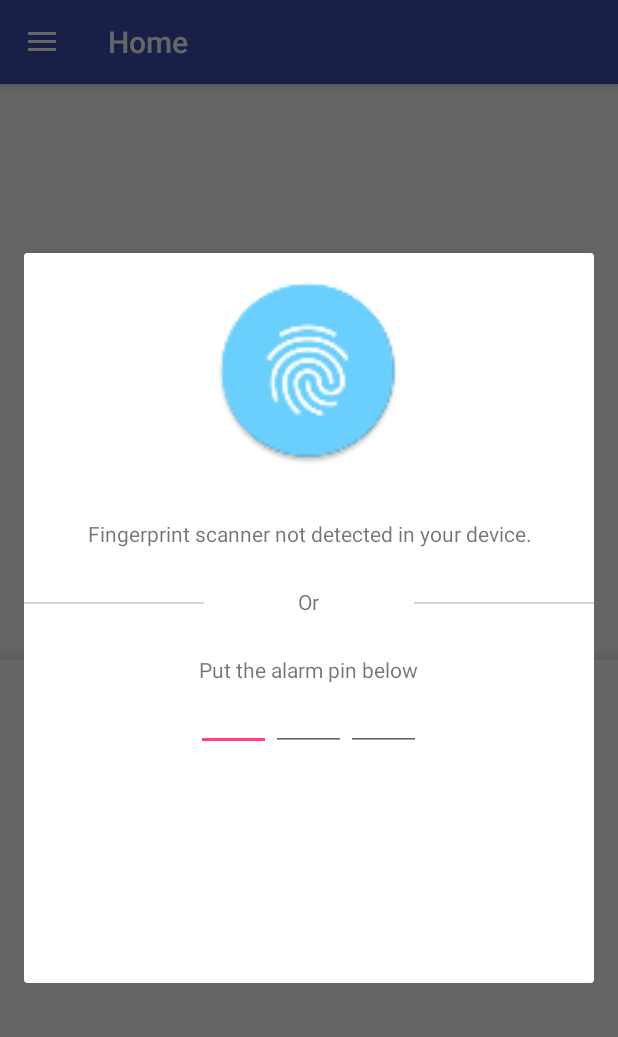
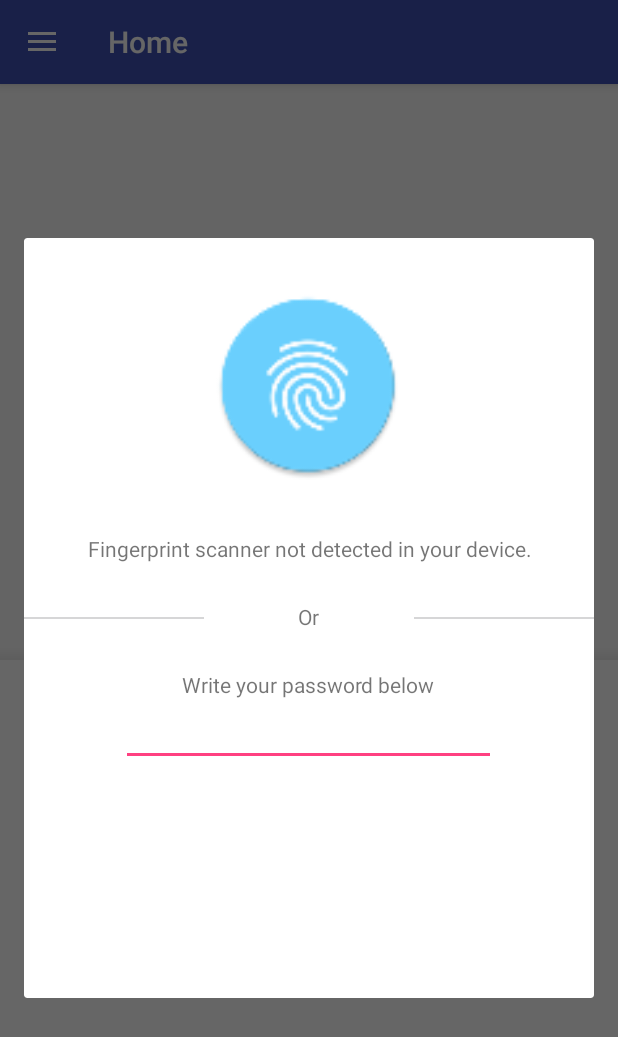
Before and after one commit to danielfct/SCMU-EPRA, an Android app: the screen it shows after launch (MainActivity), after a tap on "ALARM OFF", on a phone screen of 412 x 824 dp. Shown: the top 1037 px of the screen. Run offline under Robolectric (Android 15) with nearby library versions, the phone set to English and light mode, and no system bars; our stand-ins replace ButterKnife; libraries missing offline, so code that uses them is left out: belka.us.androidtoggleswitch; 2 statements that could not run were skipped.

Commit message:
Alarm On/Off with fingerprint or pasword - HAS BUGS (to be merged)

```diff
--- a/Android/app/src/main/java/com/example/android/scmu_epra/mn_home/HomeFragment.java
+++ b/Android/app/src/main/java/com/example/android/scmu_epra/mn_home/HomeFragment.java
@@ -1,16 +1,20 @@
 package com.example.android.scmu_epra.mn_home;
 
 import android.Manifest;
+import android.annotation.TargetApi;
 import android.app.AlertDialog;
 import android.app.KeyguardManager;
 import android.content.Context;
 import android.content.DialogInterface;
 import android.content.Intent;
+import android.content.SharedPreferences;
 import android.content.pm.PackageManager;
 import android.graphics.Rect;
 import android.hardware.fingerprint.FingerprintManager;
 import android.os.Build;
+import android.os.CancellationSignal;
 import android.os.Handler;
+import android.preference.PreferenceManager;
 import android.support.annotation.NonNull;
 import android.support.design.widget.BottomSheetBehavior;
 import android.support.design.widget.CoordinatorLayout;
@@ -49,6 +53,8 @@ import com.example.android.scmu_epra.connection.DownloadStatus;
 import com.example.android.scmu_epra.connection.GetJsonData;
 import com.example.android.scmu_epra.connection.GetSimulatorJsonData;
 import com.example.android.scmu_epra.mn_history.AlarmHistoryFragment;
+import com.example.android.scmu_epra.mn_users.UserItem;
+import com.google.gson.Gson;
 
 
 import org.json.JSONException;
@@ -67,7 +73,7 @@ public class HomeFragment extends Fragment implements GetJsonData.OnDataAvailabl
     @BindView(R.id.show_history)
     Button btnShowHistory;
     @BindView(R.id.toggleOnOff)
-    ToggleButton toggleOnOff;
+    ToggleButtonMine toggleOnOff;
     @BindView(R.id.bottom_sheet)
     LinearLayout bottomListView;
     @BindView(R.id.backgroundOfButton)
@@ -134,6 +140,15 @@ public class HomeFragment extends Fragment implements GetJsonData.OnDataAvailabl
         });
 
 
+        toggleOnOff.setOnTouchListener(new View.OnTouchListener() {
+            @Override
+            public boolean onTouch(View view, MotionEvent motionEvent) {
+                return false;
+            }
+        });
+
+
+
         toggleOnOff.setOnClickListener(new View.OnClickListener() {
             @Override
             public void onClick(View view) {
@@ -142,50 +157,13 @@ public class HomeFragment extends Fragment implements GetJsonData.OnDataAvailabl
                 AlertDialog.Builder builder = new AlertDialog.Builder(getActivity());
                 unlockView = getLayoutInflater().from(getActivity()).inflate(R.layout.activity_auth, null);
                 builder.setView(unlockView);
-                builder.show();
+                processUnlockDialog(builder.show());
 
-                setupUnlockDialog();
-                if (!toggleOnOff.isChecked()){
-                    toggleOnOff.setChecked(false);
-                }
-                else{
-                    toggleOnOff.setChecked(true);
-                }
             }
         });
 
 
 
-
-
-
-
-
-
-
-//
-//        toggleOnOff.setOnToggleSwitchChangeListener(new ToggleSwitch.OnToggleSwitchChangeListener(){
-//
-//            @Override
-//            public void onToggleSwitchChangeListener(int position, boolean isChecked) {
-//                Log.d("ontoggleswitch","toggle");
-//
-//
-//                AlertDialog.Builder builder = new AlertDialog.Builder(getActivity());
-//                View unlockView = getLayoutInflater().inflate(R.layout.activity_auth, null);
-//
-//
-//                //setupUnlockDialog();
-//
-//                if (position == 0) {
-//                    //TODO: turn alarm off
-//                }
-//                else {
-//                    //TODO: turn alarm on
-//                }
-//            }
-//        });
-//
         BottomSheetBehavior bottomSheetBehavior = BottomSheetBehavior.from(bottomListView);
 
         Rect baseRect = new Rect();
@@ -292,7 +270,7 @@ public class HomeFragment extends Fragment implements GetJsonData.OnDataAvailabl
 
 
 
-    private void setupUnlockDialog() {
+    private void processUnlockDialog(AlertDialog dialog) {
         TextView uHeadingLabel;
         ImageView uFingerprintImage;
         TextView uParagraphLabel;
@@ -303,13 +281,21 @@ public class HomeFragment extends Fragment implements GetJsonData.OnDataAvailabl
         EditText uPin3EditText;
 
 
+        SharedPreferences sharedPref = PreferenceManager.getDefaultSharedPreferences(mContext);
+        Gson gson = new Gson();
+        String json = sharedPref.getString(Constants.SIGNED_ACCOUNT_TAG, "");
+        UserItem currentAccount = gson.fromJson(json, UserItem.class);
+        String userPassword = UserItem.getPassword();
+
+
         uFingerprintImage = unlockView.findViewById(R.id.fingerprintImage);
         uParagraphLabel = unlockView.findViewById(R.id.paragraphLabel);
         uPin1EditText = unlockView.findViewById(R.id.pin1);
-        uPin2EditText = unlockView.findViewById(R.id.pin2);
-        uPin3EditText = unlockView.findViewById(R.id.pin3);
+//        uPin2EditText = unlockView.findViewById(R.id.pin2);
+//        uPin3EditText = unlockView.findViewById(R.id.pin3);
 
-        if (uPin1EditText != null && uPin2EditText != null && uPin3EditText != null) {
+
+        if (uPin1EditText != null) {
             uPin1EditText.addTextChangedListener(new TextWatcher() {
                 @Override
                 public void beforeTextChanged(CharSequence s, int start, int count, int after) {
@@ -318,13 +304,13 @@ public class HomeFragment extends Fragment implements GetJsonData.OnDataAvailabl
                 @Override
                 public void onTextChanged(CharSequence s, int start, int before, int count) {
                     String pin1Text = uPin1EditText.getText().toString();
-                    String pin2Text = uPin2EditText.getText().toString();
-                    String pin3Text = uPin3EditText.getText().toString();
 
-                    if (pin1Text.length() > 0 && pin2Text.length() > 0 && pin3Text.length() > 0) {
-                        // TODO: checkPin(pin1Text+pin2Text+pin3Text)
-                    } else if (pin1Text.length() > 0) {
-                        uPin2EditText.requestFocus();
+                    if (pin1Text.length() > 0) {
+                        // TODO: checkPin
+                        if (pin1Text.equals(userPassword)) {
+                            dialog.dismiss();
+                            toggleAlarm();
+                        }
                     }
                 }
 
@@ -333,49 +319,49 @@ public class HomeFragment extends Fragment implements GetJsonData.OnDataAvailabl
                 }
             });
 
-            uPin2EditText.addTextChangedListener(new TextWatcher() {
-                @Override
-                public void beforeTextChanged(CharSequence s, int start, int count, int after) {
-                }
-
-                @Override
-                public void onTextChanged(CharSequence s, int start, int before, int count) {
-                    String pin1Text = uPin1EditText.getText().toString();
-                    String pin2Text = uPin2EditText.getText().toString();
-                    String pin3Text = uPin3EditText.getText().toString();
-
-                    if (pin1Text.length() > 0 && pin2Text.length() > 0 && pin3Text.length() > 0) {
-                        // TODO: checkPin(pin1Text+pin2Text+pin3Text)
-                    } else if (pin2Text.length() > 0) {
-                        uPin3EditText.requestFocus();
-                    }
-                }
-
-                @Override
-                public void afterTextChanged(Editable s) {
-                }
-            });
-
-            uPin3EditText.addTextChangedListener(new TextWatcher() {
-                @Override
-                public void beforeTextChanged(CharSequence s, int start, int count, int after) {
-                }
-
-                @Override
-                public void onTextChanged(CharSequence s, int start, int before, int count) {
-                    String pin1Text = uPin1EditText.getText().toString();
-                    String pin2Text = uPin2EditText.getText().toString();
-                    String pin3Text = uPin3EditText.getText().toString();
-
-                    if (pin1Text.length() > 0 && pin2Text.length() > 0 && pin3Text.length() > 0) {
-                        // TODO: checkPin(pin1Text+pin2Text+pin3Text)
-                    }
-                }
-
-                @Override
-                public void afterTextChanged(Editable s) {
-                }
-            });
+//            uPin2EditText.addTextChangedListener(new TextWatcher() {
+//                @Override
+//                public void beforeTextChanged(CharSequence s, int start, int count, int after) {
+//                }
+//
+//                @Override
+//                public void onTextChanged(CharSequence s, int start, int before, int count) {
+//                    String pin1Text = uPin1EditText.getText().toString();
+//                    String pin2Text = uPin2EditText.getText().toString();
+//                    String pin3Text = uPin3EditText.getText().toString();
+//
+//                    if (pin1Text.length() > 0 && pin2Text.length() > 0 && pin3Text.length() > 0) {
+//                        // TODO: checkPin(pin1Text+pin2Text+pin3Text)
+//                    } else if (pin2Text.length() > 0) {
+//                        uPin3EditText.requestFocus();
+//                    }
+//                }
+//
+//                @Override
+//                public void afterTextChanged(Editable s) {
+//                }
+//            });
+//
+//            uPin3EditText.addTextChangedListener(new TextWatcher() {
+//                @Override
+//                public void beforeTextChanged(CharSequence s, int start, int count, int after) {
+//                }
+//
+//                @Override
+//                public void onTextChanged(CharSequence s, int start, int before, int count) {
+//                    String pin1Text = uPin1EditText.getText().toString();
+//                    String pin2Text = uPin2EditText.getText().toString();
+//                    String pin3Text = uPin3EditText.getText().toString();
+//
+//                    if (pin1Text.length() > 0 && pin2Text.length() > 0 && pin3Text.length() > 0) {
+//                        // TODO: checkPin(pin1Text+pin2Text+pin3Text)
+//                    }
+//                }
+//
+//                @Override
+//                public void afterTextChanged(Editable s) {
+//                }
+//            });
 
         }
 
@@ -402,9 +388,19 @@ public class HomeFragment extends Fragment implements GetJsonData.OnDataAvailabl
                 uParagraphLabel.setText("Place your finger on the scanner to access the system.");
 
 
-                FingerprintHandler fingerprintHandler = new FingerprintHandler(getActivity(), uParagraphLabel);
+                FingerprintHandler fingerprintHandler = new FingerprintHandler(this, getActivity(), uParagraphLabel, dialog);
                 fingerprintHandler.startAuth(uFingerprintManager, null);
             }
         }
     }
+
+    //TODO: Connect to the server
+    public void toggleAlarm() {
+        if (toggleOnOff.isChecked()){
+            toggleOnOff.setChecked(false);
+        }
+        else{
+            toggleOnOff.setChecked(true);
+        }
+    }
 }
--- /dev/null
+++ b/Android/app/src/main/java/com/example/android/scmu_epra/mn_home/ToggleButtonMine.java
@@ -0,0 +1,20 @@
+package com.example.android.scmu_epra.mn_home;
+
+import android.content.Context;
+import android.util.AttributeSet;
+import android.widget.ToggleButton;
+
+public class ToggleButtonMine extends ToggleButton {
+    public ToggleButtonMine(Context context, AttributeSet attrs) {
+        super(context, attrs);
+    }
+
+    public ToggleButtonMine(Context context) {
+        super(context);
+    }
+
+    @Override
+    public void toggle() {
+
+    }
+}
--- a/Android/app/src/main/res/layout/activity_auth.xml
+++ b/Android/app/src/main/res/layout/activity_auth.xml
@@ -10,7 +10,7 @@
         android:id="@+id/fingerprintImage"
         android:layout_width="175dp"
         android:layout_height="125dp"
-        android:layout_marginTop="16dp"
+        android:layout_marginTop="36dp"
         android:layout_gravity="center_horizontal"
         android:src="@mipmap/ic_fingerprint"
         android:contentDescription="@string/authentication_description"/>
@@ -78,9 +78,10 @@
         android:gravity="top|center_horizontal"
         android:orientation="horizontal">
 
+
         <EditText
         android:id="@+id/pin1"
-            android:layout_width="50dp"
+        android:layout_width="250dp"
         android:layout_height="wrap_content"
         android:layout_gravity="center_horizontal"
         android:ems="10"
@@ -88,25 +89,36 @@
         android:maxLength="1"
         android:textAlignment="center" />
 
-        <EditText
-            android:id="@+id/pin2"
-            android:layout_width="50dp"
-            android:layout_height="wrap_content"
-            android:layout_gravity="center_horizontal"
-            android:ems="10"
-            android:inputType="number"
-            android:maxLength="1"
-            android:textAlignment="center" />
 
-        <EditText
-            android:id="@+id/pin3"
-            android:layout_width="50dp"
-            android:layout_height="wrap_content"
-            android:layout_gravity="center_horizontal"
-            android:ems="10"
-            android:inputType="number"
-            android:maxLength="1"
-            android:textAlignment="center" />
+        <!--<EditText-->
+            <!--android:id="@+id/pin1"-->
+            <!--android:layout_width="50dp"-->
+            <!--android:layout_height="wrap_content"-->
+            <!--android:layout_gravity="center_horizontal"-->
+            <!--android:ems="10"-->
+            <!--android:inputType="number"-->
+            <!--android:maxLength="1"-->
+            <!--android:textAlignment="center" />-->
+
+        <!--<EditText-->
+            <!--android:id="@+id/pin2"-->
+            <!--android:layout_width="50dp"-->
+            <!--android:layout_height="wrap_content"-->
+            <!--android:layout_gravity="center_horizontal"-->
+            <!--android:ems="10"-->
+            <!--android:inputType="number"-->
+            <!--android:maxLength="1"-->
+            <!--android:textAlignment="center" />-->
+
+        <!--<EditText-->
+            <!--android:id="@+id/pin3"-->
+            <!--android:layout_width="50dp"-->
+            <!--android:layout_height="wrap_content"-->
+            <!--android:layout_gravity="center_horizontal"-->
+            <!--android:ems="10"-->
+            <!--android:inputType="number"-->
+            <!--android:maxLength="1"-->
+            <!--android:textAlignment="center" />-->
 
     </LinearLayout>
 
--- a/Android/app/src/main/res/layout/frag_home.xml
+++ b/Android/app/src/main/res/layout/frag_home.xml
@@ -1,4 +1,5 @@
 <?xml version="1.0" encoding="utf-8"?>
+
 <android.support.design.widget.CoordinatorLayout
     android:id="@+id/home_baseLayout"
     xmlns:android="http://schemas.android.com/apk/res/android"
@@ -21,15 +22,13 @@
             android:layout_weight="1"
             android:orientation="vertical">
 
-
-            <ToggleButton
+            <com.example.android.scmu_epra.mn_home.ToggleButtonMine
                 android:id="@+id/toggleOnOff"
                 android:layout_width="180dp"
                 android:layout_height="60dp"
                 android:disabledAlpha="1.5"
                 android:textOn="ALARM ON"
                 android:textOff="ALARM OFF"/>
-
 
             <TextView
                 android:layout_width="wrap_content"
--- a/Android/app/src/main/res/values/strings.xml
+++ b/Android/app/src/main/res/values/strings.xml
@@ -148,9 +148,9 @@
     <string name="ignore">Ignore</string>
     <string name="simulate">Simulate</string>
     <string name="authentication_title">Authentication</string>
-    <string name="authentication_description">Place your finger on the scanner to proceed.</string>
+    <string name="authentication_description">Place your finger on the scanner to proceed</string>
     <string name="authentication_divider">Or</string>
-    <string name="auth_pin">Put the alarm pin below</string>
+    <string name="auth_pin">Write your password below</string>
     <string name="auth_alert">Wrong pin!</string>
     <string name="users">Users</string>
     <string name="no_users">No users&#8230;</string>
```
Also changed, not shown: Android/app/src/main/java/com/example/android/scmu_epra/mn_home/FingerprintHandler.java (+10 -1 lines). Lines whose indentation alone changed are shown as unchanged.
